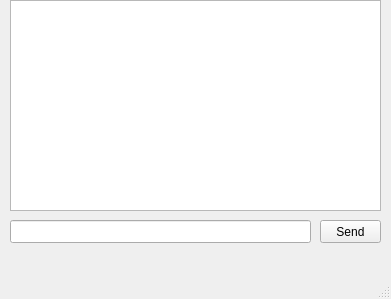
Before: the Qt Designer form Report4/Pro10/source/Client/Client.ui in swatper/OpenSource_Report, drawn with Qt 5.
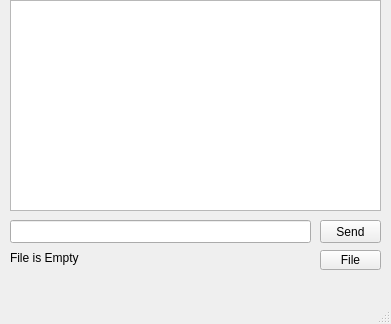
After: the same form once the commit is applied.

Commit message: Save files temporarily (Client)

The edit to the form file:
```diff
--- a/Report4/Pro10/source/Client/Client.ui
+++ b/Report4/Pro10/source/Client/Client.ui
@@ -10,7 +10,7 @@
     <x>0</x>
     <y>0</y>
     <width>391</width>
-    <height>299</height>
+    <height>324</height>
    </rect>
   </property>
   <property name="windowTitle">
@@ -62,6 +62,32 @@
      <bool>false</bool>
     </property>
    </widget>
+   <widget class="QLabel" name="label">
+    <property name="geometry">
+     <rect>
+      <x>10</x>
+      <y>250</y>
+      <width>301</width>
+      <height>16</height>
+     </rect>
+    </property>
+    <property name="text">
+     <string>File is Empty</string>
+    </property>
+   </widget>
+   <widget class="QPushButton" name="pushButton2">
+    <property name="geometry">
+     <rect>
+      <x>320</x>
+      <y>250</y>
+      <width>61</width>
+      <height>20</height>
+     </rect>
+    </property>
+    <property name="text">
+     <string>File</string>
+    </property>
+   </widget>
   </widget>
   <widget class="QMenuBar" name="menubar">
    <property name="geometry">
```
Left out of the diff: 2 changed lines with no effect on the pictures. The commit also changes 7 other files.
